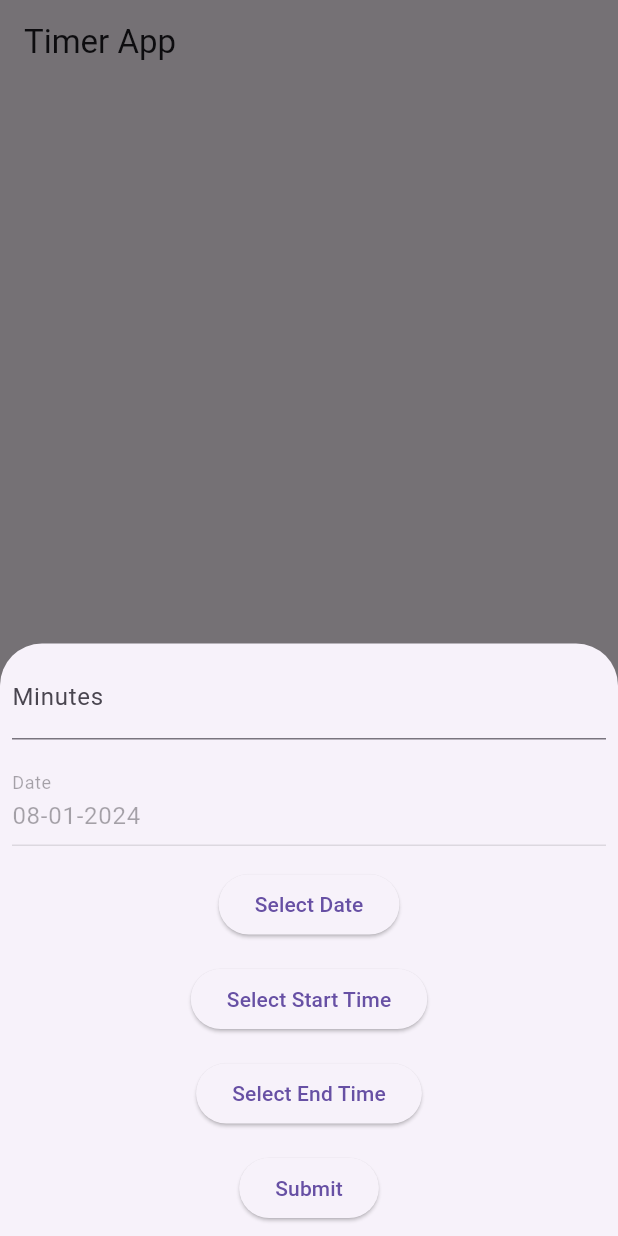
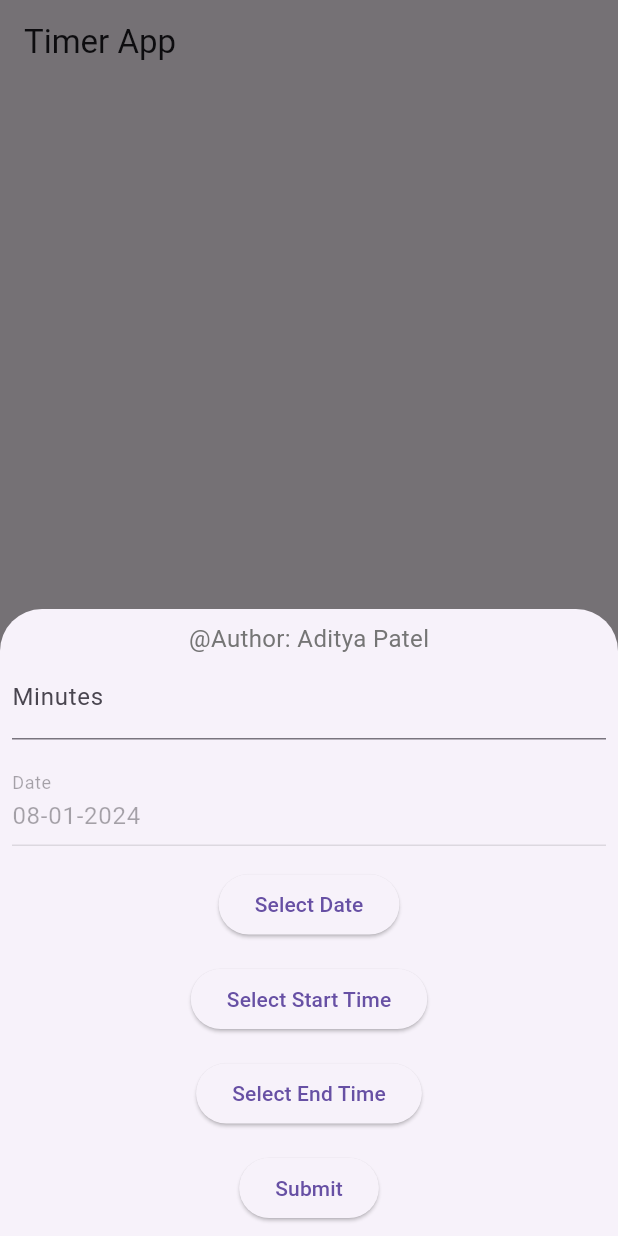
Before and after one commit to adityadelhi/reminder_application, a Flutter app: the screen it shows after launch, after a tap on the "add" icon, on a phone screen of 412 x 824 dp. Run offline on Flutter 3.47's test engine with Material 3 defaults, Android fonts, the phone set to English and light mode, and no system bars; our stand-ins replace flutter_local_notifications.

```diff
--- a/lib/main.dart
+++ b/lib/main.dart
@@ -12,7 +12,7 @@ void main() {
 class MyApp extends StatelessWidget {
   final TimerManager timerManager;
 
-  MyApp({required this.timerManager});
+  const MyApp({super.key, required this.timerManager});
 
   @override
   Widget build(BuildContext context) {
--- a/lib/timer_form.dart
+++ b/lib/timer_form.dart
@@ -4,7 +4,7 @@ import 'package:intl/intl.dart';
 class TimerForm extends StatefulWidget {
   final Function(int, DateTime, DateTime) onSubmit;
 
-  TimerForm({required this.onSubmit});
+  const TimerForm({super.key, required this.onSubmit});
 
   @override
   _TimerFormState createState() => _TimerFormState();
@@ -82,6 +82,13 @@ class _TimerFormState extends State<TimerForm> {
         child: SingleChildScrollView(
           child: Column(
             children: <Widget>[
+              Text(
+                '@Author: Aditya Patel',
+                style: TextStyle(
+                  fontSize: 16.0,
+                  color: Colors.grey[600],
+                ),
+              ),
               TextFormField(
                 controller: _minutesController,
                 decoration: const InputDecoration(labelText: 'Minutes'),
--- a/lib/timer_list.dart
+++ b/lib/timer_list.dart
@@ -15,7 +15,7 @@ class TimerList extends StatefulWidget {
 class _TimerListState extends State<TimerList> {
   final TimerManager _timerManager = TimerManager();
   final TextEditingController _minutesController = TextEditingController();
-  TimeOfDay _selectedStartTime = TimeOfDay.now();
+  final TimeOfDay _selectedStartTime = TimeOfDay.now();
 
   void _addTimer(int minutes, DateTime startTime, DateTime endTime) {
     _timerManager.addTimer(minutes, startTime, endTime);
--- a/lib/timer_manager.dart
+++ b/lib/timer_manager.dart
@@ -25,7 +25,7 @@ class TimerManager {
     try {
       const AndroidInitializationSettings initializationSettingsAndroid =
           AndroidInitializationSettings('@mipmap/ic_launcher');
-      final InitializationSettings initializationSettings =
+      const InitializationSettings initializationSettings =
           InitializationSettings(android: initializationSettingsAndroid, iOS: null);
 
       await _flutterLocalNotificationsPlugin.initialize(initializationSettings);
@@ -56,7 +56,7 @@ class TimerManager {
   }
 
   void _startTimers() {
-    Timer.periodic(Duration(seconds: 1), (timer) {
+    Timer.periodic(const Duration(seconds: 1), (timer) {
       for (int i = 0; i < _timers.length; i++) {
         final TimerModel timerModel = _timers[i];
         final DateTime now = DateTime.now();
```
